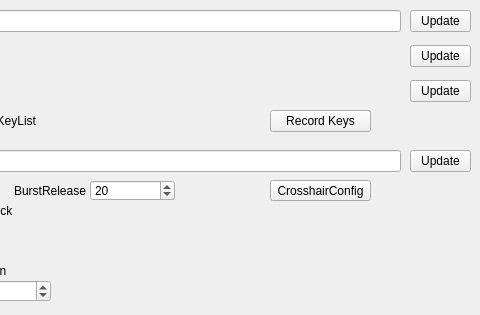
Qt form QKeyMapper/qitemsetupdialog.ui (Zalafina/QKeyMapper) before a commit; both pictures show x 340 to 820 and y 0 to 315 of the 820 by 315 pixel window.
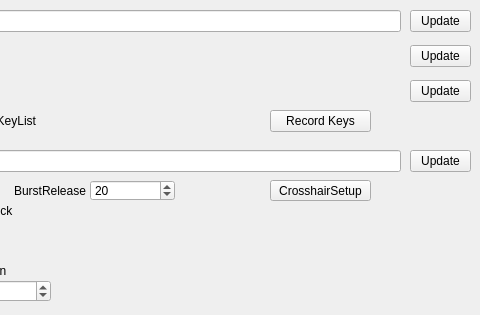
The same form after that commit.

Commit message: Add crosshair setup dialog values.

```diff
--- a/QKeyMapper/qitemsetupdialog.ui
+++ b/QKeyMapper/qitemsetupdialog.ui
@@ -560,7 +560,7 @@
     <enum>Qt::FocusPolicy::NoFocus</enum>
    </property>
    <property name="text">
-    <string>CrosshairConfig</string>
+    <string>CrosshairSetup</string>
    </property>
    <property name="autoDefault">
     <bool>false</bool>
```
Left out of the diff: 2 changed lines with no effect on the pictures. The commit also changes 13 other files.
